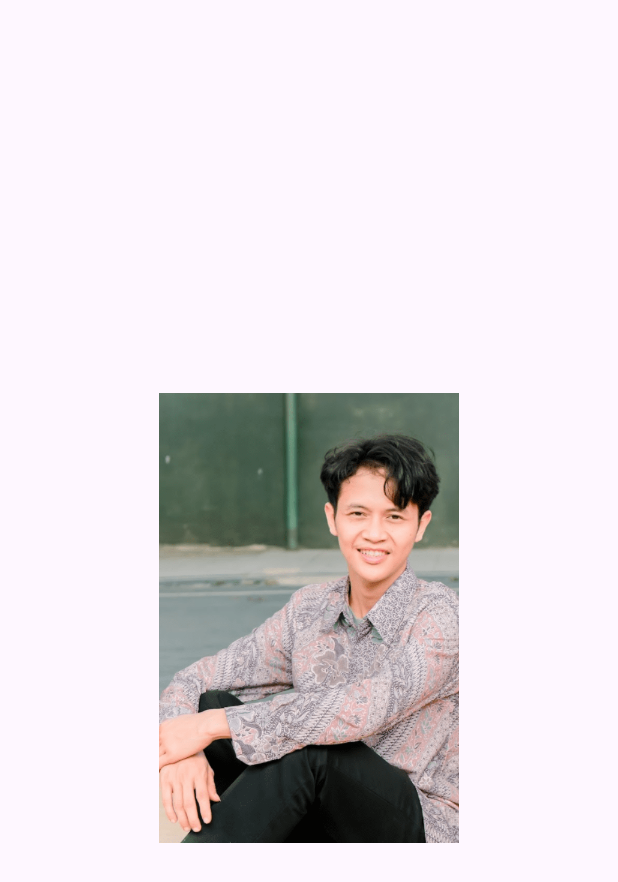
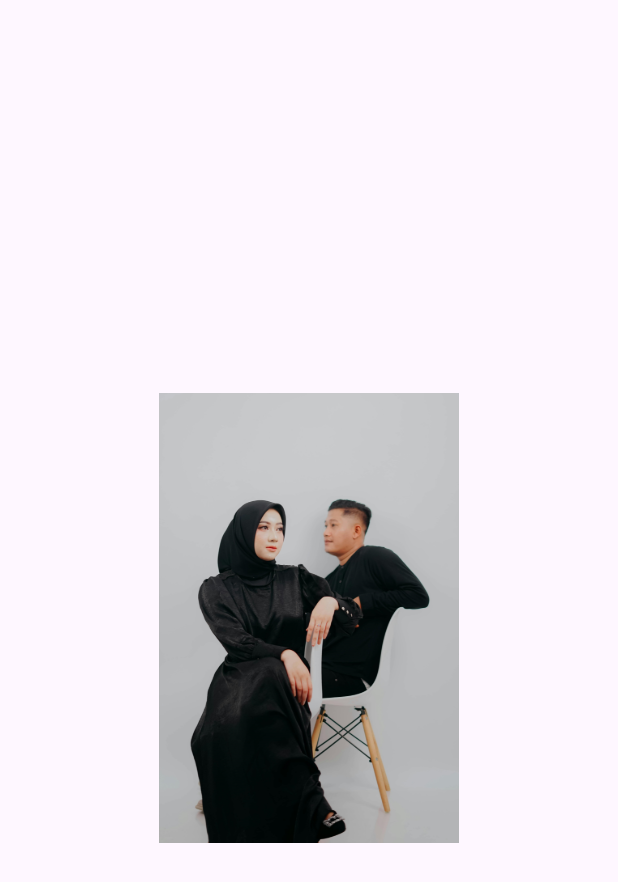
Before and after one commit to faequl96/iv_project_web_app, a Flutter app: the screen it shows after launch, on a phone screen of 412 x 824 dp. Shown: the top 882 px of the screen. Run offline on Flutter 3.47's test engine with Material 3 defaults, Android fonts, the phone set to English and light mode, and no system bars; our stand-ins replace flutter_bloc, go_router.

Commit message:
tes image 19

```diff
--- a/lib/pages/home_page.dart
+++ b/lib/pages/home_page.dart
@@ -12,8 +12,8 @@ class HomePage extends StatelessWidget {
       width: size.width,
       child: Center(
         child: ColoredBox(
-          color: Colors.amber,
-          child: Image.asset('assets/groom.png', height: 300, width: 200, fit: BoxFit.cover),
+          color: Colors.green,
+          child: Image.asset('assets/dummys/try_theme_cover_image.jpg', height: 300, width: 200, fit: BoxFit.cover),
         ),
       ),
     );
```
